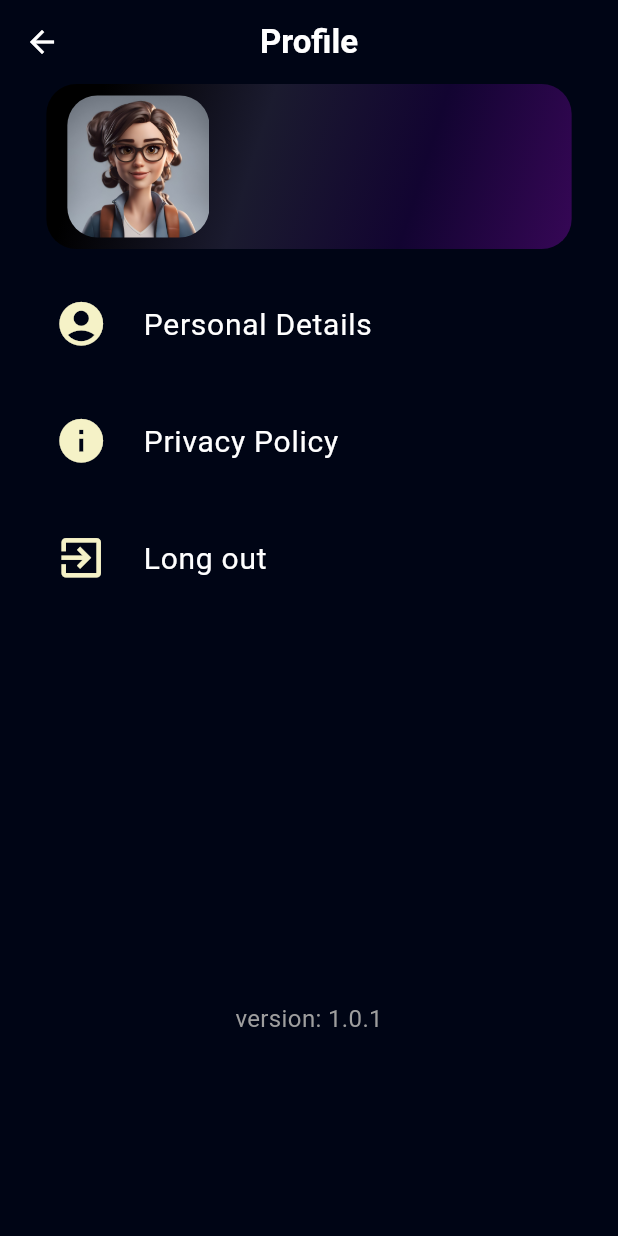
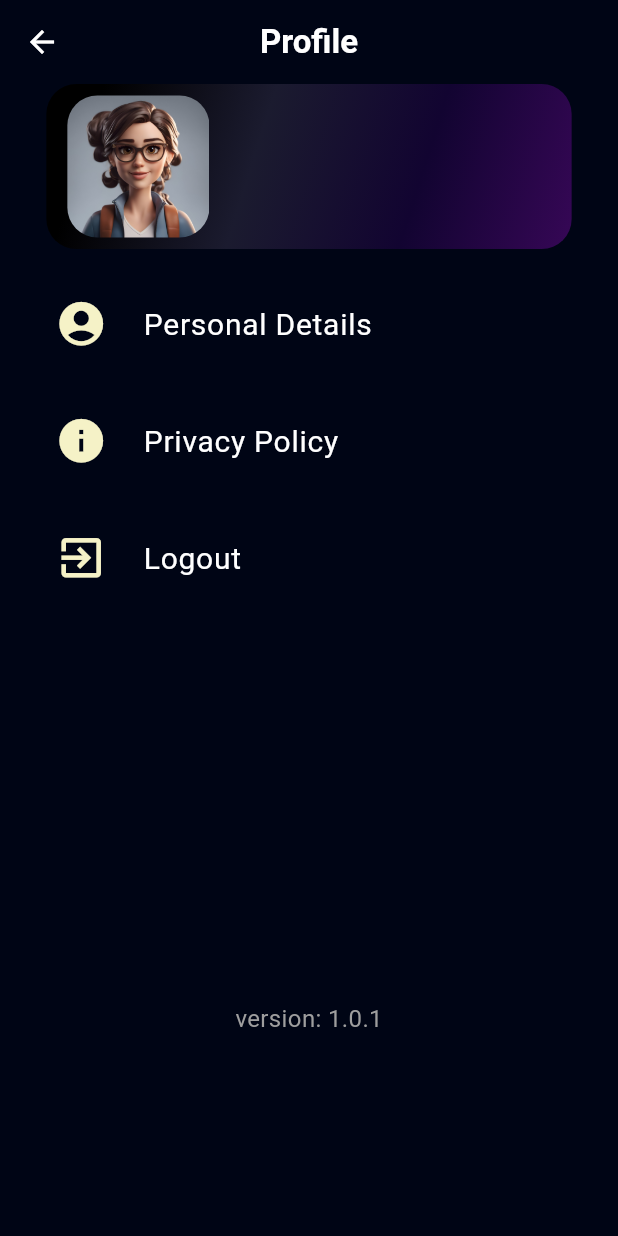
Before and after one commit to sinancholakkal/EchoBooking-turf-user, a Flutter app: the ScreenAccount screen opened directly, on a phone screen of 412 x 824 dp. Run offline on Flutter 3.47's test engine with Material 3 defaults, Android fonts, the light colour scheme and no system bars; our stand-ins replace bloc, carousel_slider, cloud_firestore, firebase_auth, firebase_core, flutter_bloc and 10 more; missing offline and left inert: animated_rating_stars, dart:ffi, razorpay_flutter; accounts and stored records are empty.

Commit message:
some text mistakes fixed

```diff
--- a/lib/feature/presentation/pages/screen_account/screen_account.dart
+++ b/lib/feature/presentation/pages/screen_account/screen_account.dart
@@ -59,7 +59,7 @@ class ScreenAccount extends StatelessWidget {
                 transition: Transition.cupertino,duration: Duration(milliseconds: 800)),
           ),
           height22,
-          // Long out----------
+          // Logout----------
           LogOutWidget(screenWidth: screenWidth),
           Spacer(flex: 2,),
           TextWidget(text: "version: 1.0.1",color: kGrey,size: 16,),
--- a/lib/feature/presentation/pages/screen_account/widget/log_out_widget.dart
+++ b/lib/feature/presentation/pages/screen_account/widget/log_out_widget.dart
@@ -17,7 +17,7 @@ class LogOutWidget extends StatelessWidget {
   @override
   Widget build(BuildContext context) {
     return ProfileItemsWidget(
-      text: "Long out",
+      text: "Logout",
       icon: Icons.exit_to_app,
       screenWidth: screenWidth,
       onTap: () {
--- a/pubspec.yaml
+++ b/pubspec.yaml
@@ -50,7 +50,7 @@ dependencies:
   speech_to_text: ^7.0.0
   toast: ^0.3.0
   fluttertoast: ^8.2.12
-  razorpay_flutter: ^1.3.7
+  razorpay_flutter: ^1.4.0
   lottie: ^3.3.1
   photo_view: ^0.15.0
   flutter_rating_bar: ^4.0.1
```
Also changed, not shown: pubspec.lock, 250 other files.
